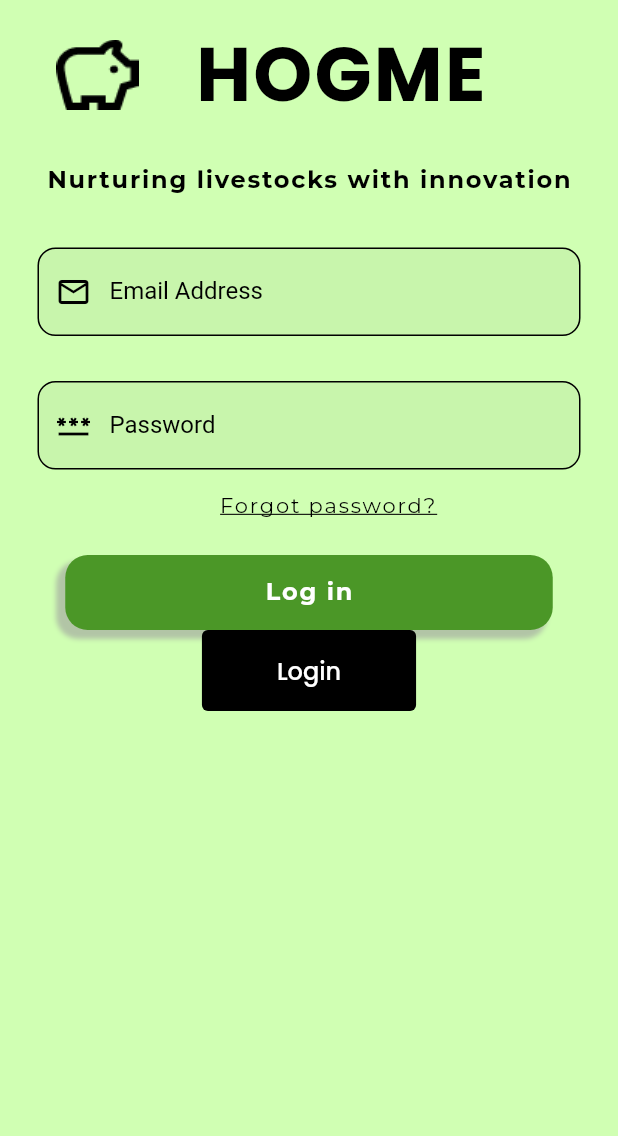
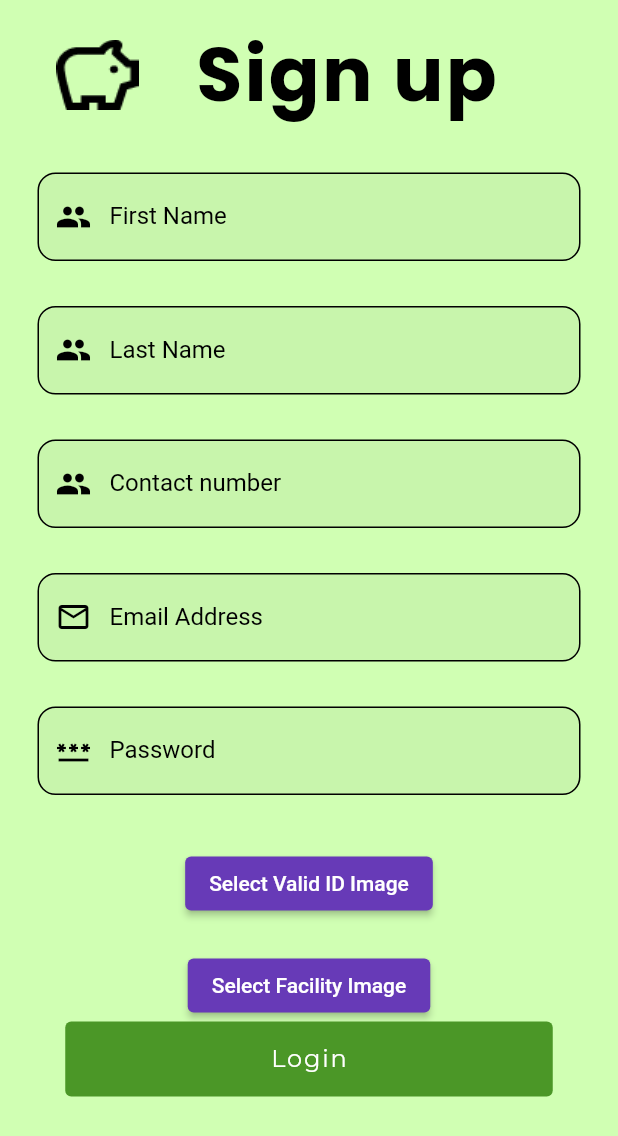
Before and after one commit to blank122/CapstoneHogme, a Flutter app: the Register screen opened directly, on a phone screen of 412 x 824 dp. Shown: the top 1136 px of the screen. Run offline on Flutter 3.47's test engine with Material 2 defaults, Android fonts, the phone set to English and light mode, and no system bars; our stand-ins replace flutter_riverpod, get, get_storage, google_fonts, image_picker; accounts and stored records are empty; network calls fail.

Commit message:
created a register page in flutter but still no backend

```diff
--- a/lib/screens/register.dart
+++ b/lib/screens/register.dart
@@ -1,10 +1,10 @@
+import 'dart:io';
+
 import 'package:flutter/material.dart';
 import 'package:get/get.dart';
-import 'package:google_fonts/google_fonts.dart';
-
+import 'package:image_picker/image_picker.dart';
 import '../backend_connection/API/authentication_controller.dart';
 import '../utils/colors/app_theme.dart';
-import '../utils/widgets/button_shadow.dart';
 import '../utils/widgets/text_widgets.dart';
 
 class Register extends StatefulWidget {
@@ -17,20 +17,41 @@ class Register extends StatefulWidget {
 class _RegisterState extends State<Register> {
   late TextEditingController usernamecontroller;
   late TextEditingController passwordcontroller;
+  late TextEditingController firstnamecontroller;
+  late TextEditingController lastnamecontroller;
+  late TextEditingController contactnumbercontroller;
+  File? validIdImage;
+  File? facilityImage;
+
+  List<XFile>? facilityImagesPath = [];
+
   final AuthenticationController _authenticationController =
       Get.put(AuthenticationController());
+
+  Future<void> _getImage(ImageSource source, Function(File) setImage) async {
+    final image = await ImagePicker().pickImage(source: source);
+    if (image == null) return;
+    setImage(File(image.path));
+  }
 
   @override
   void initState() {
     super.initState();
     usernamecontroller = TextEditingController();
     passwordcontroller = TextEditingController();
+    firstnamecontroller = TextEditingController();
+    lastnamecontroller = TextEditingController();
+    contactnumbercontroller = TextEditingController();
   }
 
   @override
   void dispose() {
     usernamecontroller.dispose();
     passwordcontroller.dispose();
+    firstnamecontroller.dispose();
+    lastnamecontroller.dispose();
+    contactnumbercontroller.dispose();
+
     super.dispose();
   }
 
@@ -55,15 +76,85 @@ class _RegisterState extends State<Register> {
                       width: 100,
                     ),
                   ),
-                  text50BoldHeading(text: 'HOGME'),
+                  text50BoldHeading(text: 'Sign up'),
                 ],
               ),
 
-              //slogan - nurturing livestocks with innovation
               Padding(
-                padding: const EdgeInsets.only(top: 10.00, bottom: 20.00),
-                child: text16Bold(text: "Nurturing livestocks with innovation"),
+                padding:
+                    const EdgeInsets.symmetric(horizontal: 25.0, vertical: 15),
+                child: TextFormField(
+                  controller: firstnamecontroller,
+                  style: const TextStyle(color: Colors.black),
+                  decoration: InputDecoration(
+                    enabledBorder: OutlineInputBorder(
+                      borderRadius: BorderRadius.circular(12),
                     ),
+                    focusedBorder: OutlineInputBorder(
+                      borderRadius: BorderRadius.circular(12),
+                    ),
+                    prefixIcon: const Icon(
+                      Icons.people,
+                      color: Colors.black,
+                    ),
+                    labelText: "First Name",
+                    labelStyle: const TextStyle(color: Colors.black),
+                    border: InputBorder.none,
+                    filled: true,
+                  ),
+                ),
+              ),
+
+              Padding(
+                padding:
+                    const EdgeInsets.symmetric(horizontal: 25.0, vertical: 15),
+                child: TextFormField(
+                  controller: lastnamecontroller,
+                  style: const TextStyle(color: Colors.black),
+                  decoration: InputDecoration(
+                    enabledBorder: OutlineInputBorder(
+                      borderRadius: BorderRadius.circular(12),
+                    ),
+                    focusedBorder: OutlineInputBorder(
+                      borderRadius: BorderRadius.circular(12),
+                    ),
+                    prefixIcon: const Icon(
+                      Icons.people,
+                      color: Colors.black,
+                    ),
+                    labelText: "Last Name",
+                    labelStyle: const TextStyle(color: Colors.black),
+                    border: InputBorder.none,
+                    filled: true,
+                  ),
+                ),
+              ),
+
+              Padding(
+                padding:
+                    const EdgeInsets.symmetric(horizontal: 25.0, vertical: 15),
+                child: TextFormField(
+                  controller: contactnumbercontroller,
+                  style: const TextStyle(color: Colors.black),
+                  decoration: InputDecoration(
+                    enabledBorder: OutlineInputBorder(
+                      borderRadius: BorderRadius.circular(12),
+                    ),
+                    focusedBorder: OutlineInputBorder(
+                      borderRadius: BorderRadius.circular(12),
+                    ),
+                    prefixIcon: const Icon(
+                      Icons.people,
+                      color: Colors.black,
+                    ),
+                    labelText: "Contact number",
+                    labelStyle: const TextStyle(color: Colors.black),
+                    border: InputBorder.none,
+                    filled: true,
+                  ),
+                ),
+              ),
+
               //email placeholder with icons
               Padding(
                 padding:
@@ -115,25 +206,31 @@ class _RegisterState extends State<Register> {
                   ),
                 ),
               ),
+
+              const SizedBox(height: 20),
+              ElevatedButton(
+                onPressed: () {
+                  _getImage(ImageSource.gallery, (file) {
+                    setState(() {
+                      validIdImage = file;
+                    });
+                  });
+                },
+                child: const Text('Select Valid ID Image'),
+              ),
+              const SizedBox(height: 20),
+              ElevatedButton(
+                onPressed: () {
+                  _getImage(ImageSource.gallery, (file) {
+                    setState(() {
+                      facilityImage = file;
+                    });
+                  });
+                },
+                child: const Text('Select Facility Image'),
+              ),
               //forgot password = if makaya
-              Container(
-                margin: const EdgeInsets.only(left: 25.00),
-                child: textUnderline(text: "Forgot password?"),
-              ),
-              //login button
-              GestureDetector(
-                onTap: () => {print("tapped")},
-                child: Container(
-                  width: 325,
-                  height: 50,
-                  margin: const EdgeInsets.only(top: 25, left: 25, right: 25),
-                  decoration: buttonShadow(themeColor: AppTheme.primaryButtons),
-                  child: Center(
-                    child:
-                        text16Bold(text: "Log in", defaultColor: Colors.white),
-                  ),
-                ),
-              ),
+
               const Row(),
               //Create account button
               // GestureDetector(
@@ -149,9 +246,12 @@ class _RegisterState extends State<Register> {
               //     ),
               //   ),
               // ),
-              ElevatedButton(
+              SizedBox(
+                width: 325, // <-- match_parent
+                height: 50,
+                child: ElevatedButton(
                   style: ElevatedButton.styleFrom(
-                  backgroundColor: Colors.black,
+                    backgroundColor: AppTheme.primaryButtons,
                     elevation: 0,
                     padding: const EdgeInsets.symmetric(
                       horizontal: 50,
@@ -169,13 +269,10 @@ class _RegisterState extends State<Register> {
                         ? const CircularProgressIndicator(
                             color: Colors.white,
                           )
-                      : Text(
-                          'Login',
-                          style: GoogleFonts.poppins(
-                            fontSize: 16,
+                        : text16Normal(
+                            text: 'Login', defaultColor: Colors.white);
+                  }),
                 ),
-                        );
-                }),
               ),
             ],
           ),
--- a/lib/utils/widgets/button_shadow.dart
+++ b/lib/utils/widgets/button_shadow.dart
@@ -2,7 +2,7 @@ import 'package:flutter/material.dart';
 import 'package:hogme_flutter_application/utils/colors/app_theme.dart';
 
 BoxDecoration buttonShadow(
-    {Color themeColor = AppTheme.primaryWhite, double radius = 15.0}) {
+    {Color themeColor = AppTheme.primaryWhite, double radius = 0.0}) {
   return BoxDecoration(
       color: themeColor,
       borderRadius: BorderRadius.circular(radius),
@@ -12,6 +12,6 @@ BoxDecoration buttonShadow(
           spreadRadius: 1,
           blurRadius: 2,
           offset: const Offset(-5, 5),
-        )
+        ),
       ]);
 }
--- a/pubspec.yaml
+++ b/pubspec.yaml
@@ -29,6 +29,7 @@ environment:
 # versions available, run `flutter pub outdated`.
 dependencies:
   cupertino_icons: ^1.0.2
+  dio: ^5.3.2
   flutter:
     sdk: flutter
   flutter_riverpod: ^2.3.6
@@ -36,6 +37,7 @@ dependencies:
   get_storage: ^2.1.1
   google_fonts: ^5.1.0
   http: ^1.1.0
+  image_picker: ^1.0.4
   shared_preferences: ^2.2.0
 
 dev_dependencies:
```
Also changed, not shown: lib/backend_connection/models/register_controller.dart (added, +10 -0 lines), lib/screens/login.dart (+29 -12 lines), lib/backend_connection/models/image_upload_provider.dart (added), pubspec.lock, 5 other files. Lines whose indentation alone changed are shown as unchanged.
